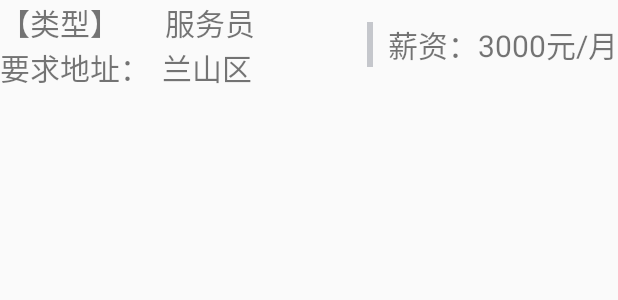
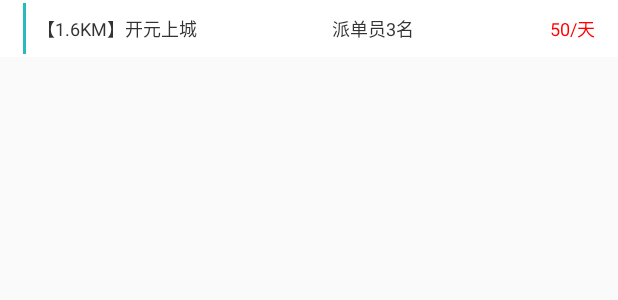
Before and after one commit to Dragonles/MyJobsa, an Android app: the layout fragment_near_adapter_layout.xml on its own in the app's theme, with its tools: preview values and no code run, on a phone screen of 412 x 824 dp. Shown: the top 300 px of the screen. Run offline under Robolectric (Android 15) with nearby library versions, the phone set to English and light mode, and no system bars.

Commit message:
update near fragment list item  and jobincome list item  and add UpdateInformationActivity from zengqing

```diff
--- a/app/src/main/AndroidManifest.xml
+++ b/app/src/main/AndroidManifest.xml
@@ -53,6 +53,10 @@
             android:name=".DingweiActivity"
             android:label="@string/title_activity_dingwei" >
         </activity>
+        <activity
+            android:name=".UpdateInformationActivity"
+            android:label="@string/title_activity_update_information" >
+        </activity>
     </application>
 
 </manifest>
--- a/app/src/main/res/layout/fragment_near_adapter_layout.xml
+++ b/app/src/main/res/layout/fragment_near_adapter_layout.xml
@@ -1,94 +1,98 @@
 <?xml version="1.0" encoding="utf-8"?>
-<LinearLayout xmlns:android="http://schemas.android.com/apk/res/android"
+<RelativeLayout xmlns:android="http://schemas.android.com/apk/res/android"
     android:layout_width="match_parent"
-    android:layout_height="match_parent"
-    android:orientation="horizontal">
+    android:layout_height="match_parent">
 
-    <LinearLayout
-        android:layout_width="match_parent"
-        android:layout_height="wrap_content">
+    <RelativeLayout
+        android:layout_width="fill_parent"
+        android:layout_height="wrap_content"
+        android:background="@color/dark">
 
-        <LinearLayout
-            android:layout_weight="1"
-            android:layout_width="match_parent"
-            android:layout_height="60dp"
-            android:gravity="center"
-            android:orientation="vertical">
-
-            <LinearLayout
-                android:layout_width="match_parent"
-                android:layout_height="wrap_content"
-                android:orientation="horizontal">
+        <TextView
+            android:layout_width="2dp"
+            android:layout_height="34dp"
+            android:background="@color/style_color"
+            android:layout_marginLeft="15dp"
+            android:id="@+id/textView5"
+            android:layout_centerVertical="true"
+            android:layout_alignParentLeft="true"
+            android:layout_alignParentStart="true" />
 
         <TextView
             android:layout_width="wrap_content"
             android:layout_height="wrap_content"
-                    android:text="【类型】"
-                    android:textSize="20sp"/>
-                <TextView
-                    android:id="@+id/edit_near_job_zhiye"
-                    android:layout_width="wrap_content"
-                    android:layout_height="wrap_content"
-                    android:layout_marginLeft="30dp"
-                    android:text="服务员"
-                    android:textSize="20sp"/>
-            </LinearLayout>
-
-            <LinearLayout
-                android:layout_width="match_parent"
-                android:layout_height="wrap_content"
-                android:orientation="horizontal">
+            android:text="【"
+            android:textColor="@color/public_font_color"
+            android:textSize="12sp"
+            android:layout_alignParentTop="true"
+            android:layout_toRightOf="@+id/textView5"
+            android:layout_toEndOf="@+id/textView5"
+            android:layout_marginLeft="7dp"
+            android:layout_marginTop="10dp"
+            android:layout_marginBottom="10dp"
+            android:id="@+id/textView6" />
 
         <TextView
             android:layout_width="wrap_content"
             android:layout_height="wrap_content"
-                    android:text="要求地址："
-                    android:textSize="20sp"/>
+            android:text="1.6KM"
+            android:textColor="@color/public_font_color"
+            android:textSize="12sp"
+            android:id="@+id/text_near_distance"
+            android:layout_alignBaseline="@+id/textView6"
+            android:layout_alignBottom="@+id/textView6"
+            android:layout_toRightOf="@+id/textView6"
+            android:layout_toEndOf="@+id/textView6" />
+
         <TextView
-                    android:id="@+id/edit_near_job_diqu"
             android:layout_width="wrap_content"
             android:layout_height="wrap_content"
-                    android:layout_marginLeft="8dp"
-                    android:text="兰山区"
-                    android:textSize="20sp"/>
-            </LinearLayout>
-        </LinearLayout>
-
-        <LinearLayout
-            android:layout_weight="1"
-            android:gravity="right"
-            android:layout_width="match_parent"
-            android:layout_height="60dp"
-            android:orientation="horizontal">
-
-            <RelativeLayout
-                android:layout_gravity="center"
-                android:layout_width="wrap_content"
-                android:layout_height="wrap_content">
+            android:text="】"
+            android:textColor="@color/public_font_color"
+            android:textSize="12sp"
+            android:id="@+id/textView7"
+            android:layout_centerVertical="true"
+            android:layout_toRightOf="@+id/text_near_distance"
+            android:layout_toEndOf="@+id/text_near_distance" />
 
         <TextView
-                    android:id="@+id/shu"
-                    android:layout_centerVertical="true"
-                    android:layout_width="4dp"
-                    android:layout_height="30dp"
-                    android:background="#C5C7CC"/>
-                <TextView
-                    android:id="@+id/xinzi"
-                    android:layout_toRightOf="@id/shu"
-                    android:layout_marginLeft="10dp"
             android:layout_width="wrap_content"
             android:layout_height="wrap_content"
-                    android:text="薪资："
-                    android:textSize="20sp"/>
+            android:text="开元上城"
+            android:textColor="@color/public_font_color"
+            android:textSize="12sp"
+            android:id="@+id/text_near_placename"
+            android:layout_centerVertical="true"
+            android:layout_toRightOf="@+id/textView7"
+            android:layout_toEndOf="@+id/textView7" />
+
         <TextView
-                    android:id="@+id/edit_near_job_xinzi"
-                    android:layout_toRightOf="@id/xinzi"
             android:layout_width="wrap_content"
             android:layout_height="wrap_content"
-                    android:text="3000元/月"
-                    android:textSize="20sp"/>
+            android:text="派单员3名"
+            android:gravity="center"
+            android:textColor="@color/public_font_color"
+            android:textSize="12sp"
+            android:id="@+id/text_near_jobnead"
+            android:layout_centerVertical="true"
+            android:layout_toRightOf="@+id/text_near_placename"
+            android:layout_toLeftOf="@+id/text_near_money"
+            android:layout_toStartOf="@+id/text_near_money" />
+
+        <TextView
+            android:layout_width="wrap_content"
+            android:layout_height="wrap_content"
+            android:text="50/天"
+            android:textColor="@color/loginout_button_color"
+            android:textSize="12sp"
+            android:id="@+id/text_near_money"
+            android:layout_centerVertical="true"
+            android:layout_alignParentRight="true"
+            android:layout_alignParentEnd="true"
+            android:layout_marginRight="15dp"
+            android:layout_marginEnd="8dp" />
     </RelativeLayout>
-        </LinearLayout>
-    </LinearLayout>
 
-</LinearLayout>
+
+
+</RelativeLayout>
--- a/app/src/main/res/values/strings.xml
+++ b/app/src/main/res/values/strings.xml
@@ -49,6 +49,7 @@
     <string name="text_job_district">兰山区内</string>
     <string name="text_job_compensation">薪资：</string>
     <string name="text_job_money">3000/月</string>
+    <string name="title_activity_update_information">UpdateInformationActivity</string>
 
 
 </resources>
```
Also changed, not shown: app/src/main/java/com/job/activity/UpdateInformationActivity.java (added, +20 -0 lines), app/src/main/java/com/job/adapter/NearFragmentAdapter.java (+5 -4 lines), app/src/main/res/layout/activity_update_information.xml (added, +225 -0 lines), app/src/main/res/layout/list_jobincome_item.xml (+19 -13 lines), app/src/main/res/menu/menu_update_information.xml (added, +7 -0 lines). Lines whose indentation alone changed are shown as unchanged.
